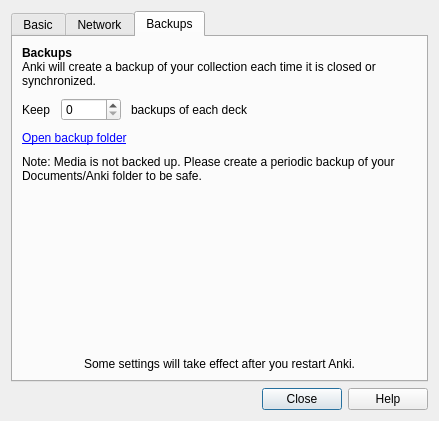
Old version of the form designer/preferences.ui in the repository ankitects/anki.
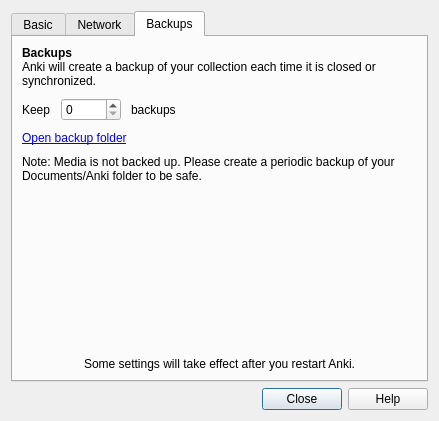
New version of the form. The open tabs and pages were chosen to show the change.

Commit message: don't mention decks in prefs/backup

Patch:
```diff
--- a/designer/preferences.ui
+++ b/designer/preferences.ui
@@ -407,7 +407,7 @@
          <item row="0" column="2">
           <widget class="QLabel" name="label_11">
            <property name="text">
-            <string>backups of each deck</string>
+            <string>backups</string>
            </property>
           </widget>
          </item>
```
